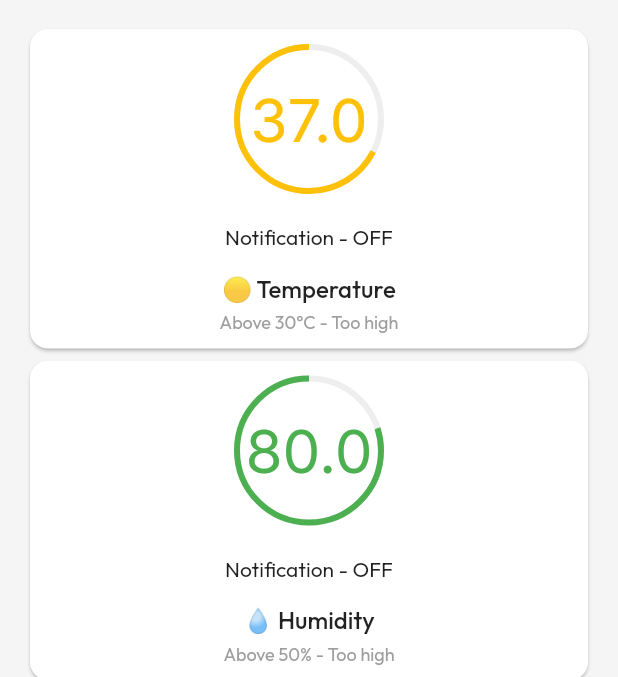
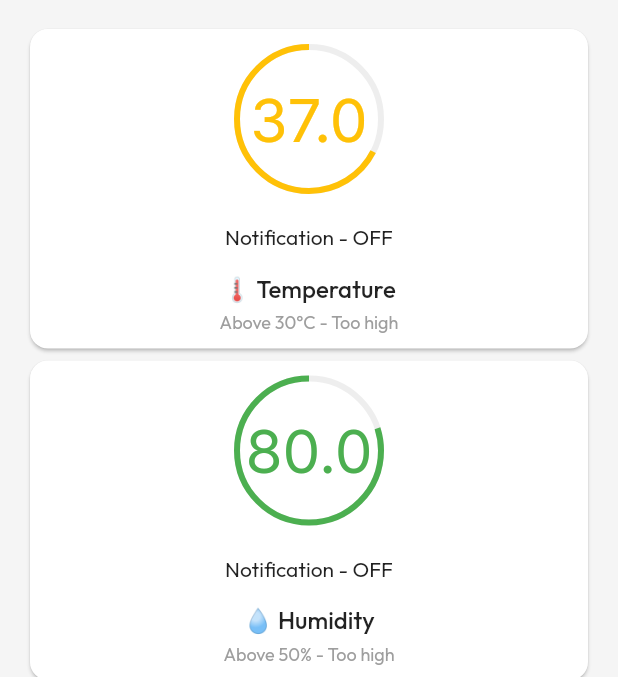
Before and after one commit to dadn-dream-home/app, a Flutter app: the screen it shows after launch, on a phone screen of 412 x 824 dp, the part 61-738 px from its top. Run offline on Flutter 3.47's test engine with Material 2 defaults, Android fonts, the phone set to English and light mode, and no system bars; our stand-ins replace flutter_colorpicker, google_fonts.

Commit message:
refactor into card

```diff
--- a/lib/dashboard_screen.dart
+++ b/lib/dashboard_screen.dart
@@ -1,4 +1,7 @@
+import 'package:dream_home/dashboard_screen/card.dart';
 import 'package:dream_home/dashboard_screen/gauge.dart';
+import 'package:dream_home/models/moisture.dart';
+import 'package:dream_home/models/temperature.dart';
 import 'package:flutter/material.dart';
 import 'package:google_fonts/google_fonts.dart';
 
@@ -42,43 +45,9 @@ class TemperatureCard extends StatelessWidget {
 
   @override
   Widget build(BuildContext context) {
-    return Card(
-      shape: RoundedRectangleBorder(
-        borderRadius: BorderRadius.circular(12.0),
-      ),
-      child: Container(
-          padding: const EdgeInsetsDirectional.symmetric(vertical: 10),
-          child:
-              Column(crossAxisAlignment: CrossAxisAlignment.center, children: [
-            SizedBox(
-              width: 100,
-              height: 100,
-              child: Gauge(
-                  color: Colors.amber,
-                  value: 37,
-                  toPercent: (p0) => (p0 - 10) * 100 / 40),
-            ),
-            Container(
-              margin: const EdgeInsetsDirectional.only(top: 20.0),
-              child: const Text(
-                "Notification - OFF",
-              ),
-            ),
-            Container(
-              margin: const EdgeInsetsDirectional.only(top: 15.0),
-              child: const Text(
-                "🟡 Temperature",
-                style: TextStyle(fontSize: 16, fontWeight: FontWeight.w500),
-              ),
-            ),
-            Container(
-              margin: const EdgeInsetsDirectional.only(top: 5.0),
-              child: const Text(
-                "Above 30°C - Too high",
-                style: TextStyle(fontSize: 12, color: Colors.grey),
-              ),
-            ),
-          ])),
+    return DataPointCard(
+      name: "Temperature",
+      value: Temperature(37),
     );
   }
 }
@@ -100,9 +69,8 @@ class HumidCard extends StatelessWidget {
               width: 100,
               height: 100,
               child: Gauge(
-                value: 80,
                 color: Colors.green,
-                toPercent: (p0) => p0,
+                value: Moisture(80),
               ),
             ),
             Container(
--- /dev/null
+++ b/lib/dashboard_screen/card.dart
@@ -0,0 +1,56 @@
+import 'package:dream_home/dashboard_screen/gauge.dart';
+import 'package:dream_home/models/data_point.dart';
+import 'package:flutter/material.dart';
+
+class DataPointCard extends StatelessWidget {
+  const DataPointCard({
+    super.key,
+    required this.name,
+    required this.value,
+  });
+
+  final String name;
+  final DataPoint value;
+
+  @override
+  Widget build(BuildContext context) {
+    return Card(
+      shape: RoundedRectangleBorder(
+        borderRadius: BorderRadius.circular(12.0),
+      ),
+      child: Container(
+          padding: const EdgeInsetsDirectional.symmetric(vertical: 10),
+          child:
+              Column(crossAxisAlignment: CrossAxisAlignment.center, children: [
+            SizedBox(
+              width: 100,
+              height: 100,
+              child: Gauge(
+                color: Colors.amber,
+                value: value,
+              ),
+            ),
+            Container(
+              margin: const EdgeInsetsDirectional.only(top: 20.0),
+              child: const Text(
+                "Notification - OFF",
+              ),
+            ),
+            Container(
+              margin: const EdgeInsetsDirectional.only(top: 15.0),
+              child: const Text(
+                "🌡️ Temperature",
+                style: TextStyle(fontSize: 16, fontWeight: FontWeight.w500),
+              ),
+            ),
+            Container(
+              margin: const EdgeInsetsDirectional.only(top: 5.0),
+              child: const Text(
+                "Above 30°C - Too high",
+                style: TextStyle(fontSize: 12, color: Colors.grey),
+              ),
+            ),
+          ])),
+    );
+  }
+}
--- a/lib/dashboard_screen/gauge.dart
+++ b/lib/dashboard_screen/gauge.dart
@@ -1,3 +1,4 @@
+import 'package:dream_home/models/data_point.dart';
 import 'package:flutter/material.dart';
 import 'package:google_fonts/google_fonts.dart';
 import 'package:vector_math/vector_math.dart' as vmath;
@@ -7,17 +8,15 @@ class Gauge extends StatelessWidget {
     super.key,
     required this.color,
     required this.value,
-    required this.toPercent,
   });
 
   final Color color;
-  final double value;
-  final double Function(double) toPercent;
+  final DataPoint value;
 
   @override
   Widget build(BuildContext context) {
     return CustomPaint(
-      painter: _MyPainter(percent: toPercent(value), color: color),
+      painter: _MyPainter(color: color, value: value),
       child: Center(
         child: Text(
           "$value",
@@ -31,9 +30,9 @@ class Gauge extends StatelessWidget {
 }
 
 class _MyPainter extends CustomPainter {
-  _MyPainter({required this.percent, required this.color});
+  _MyPainter({required this.value, required this.color});
 
-  final double percent;
+  final DataPoint value;
   final Color color;
 
   @override
@@ -41,7 +40,7 @@ class _MyPainter extends CustomPainter {
     // outer circle
     drawArc(canvas, size, percent: 100, color: Colors.grey[200]!);
     // actual circle
-    drawArc(canvas, size, percent: percent, color: color);
+    drawArc(canvas, size, percent: value.toPercent(), color: color);
   }
 
   @override
--- /dev/null
+++ b/lib/models/data_point.dart
@@ -0,0 +1,4 @@
+abstract class DataPoint {
+  /// Convert data point to percentage for display
+  double toPercent();
+}
--- /dev/null
+++ b/lib/models/moisture.dart
@@ -0,0 +1,33 @@
+import 'dart:convert';
+
+import 'package:dream_home/models/data_point.dart';
+import 'package:http/http.dart' as http;
+
+class Moisture implements DataPoint {
+  final double value;
+
+  Moisture(this.value);
+
+  factory Moisture.fromJson(Map<String, dynamic> json) {
+    return Moisture(double.parse(json['moisture']));
+  }
+
+  /// Convert moisture to percentage
+  /// 0% is 0% and 100% is 100%
+  @override
+  double toPercent() {
+    return value;
+  }
+
+  @override
+  String toString() {
+    return '$value';
+  }
+}
+
+Future<List<Moisture>> fetchMoistureValues({int limit = 1}) async {
+  final response = await http.get(Uri.parse(
+      'https://io.adafruit.com/api/v2/datdtnhcse/feeds/bbc-humi/data?limit=$limit'));
+  Iterable body = json.decode(response.body);
+  return List<Moisture>.from(body.map((e) => Moisture.fromJson(e)));
+}
--- /dev/null
+++ b/lib/models/temperature.dart
@@ -0,0 +1,35 @@
+import 'dart:convert';
+
+import 'package:dream_home/models/data_point.dart';
+import 'package:flutter/foundation.dart';
+import 'package:http/http.dart' as http;
+
+class Temperature implements DataPoint {
+  final double value;
+
+  Temperature(this.value);
+
+  factory Temperature.fromJson(Map<String, dynamic> json) {
+    return Temperature(double.parse(json['value']));
+  }
+
+  /// Convert temperature to percentage
+  ///
+  /// 10°C is 0% and 50°C is 100%
+  @override
+  double toPercent() {
+    return clampDouble((value - 10) * 100 / 40, 0, 100);
+  }
+
+  @override
+  String toString() {
+    return '$value';
+  }
+}
+
+Future<List<Temperature>> fetchTemperatureValues({int limit = 1}) async {
+  final response = await http.get(Uri.parse(
+      'https://io.adafruit.com/api/v2/datdtnhcse/feeds/bbc-temp/data?limit=$limit'));
+  Iterable body = json.decode(response.body);
+  return List<Temperature>.from(body.map((e) => Temperature.fromJson(e)));
+}
```
